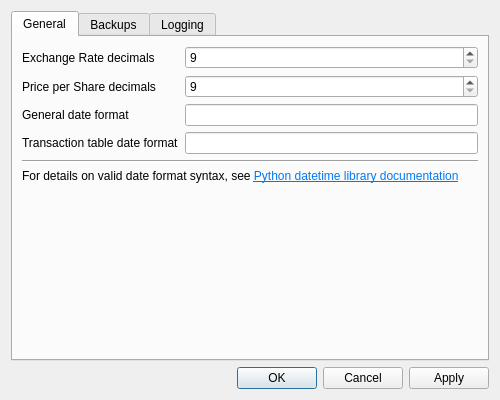
Qt form src/views/ui_files/forms/settings_form.ui (JakubFranek/Kapytal) before a commit.
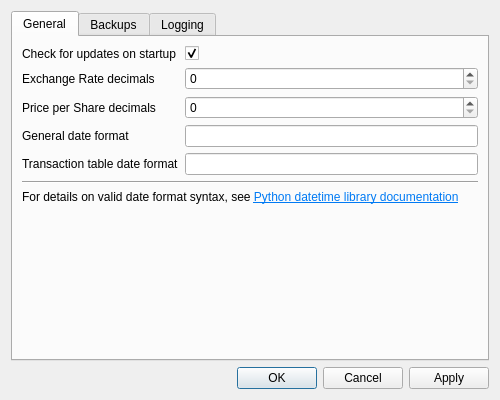
The same form after that commit.

Commit message: Add "check for updates on startup" settings option

Diff of the .ui file:
```diff
--- a/src/views/ui_files/forms/settings_form.ui
+++ b/src/views/ui_files/forms/settings_form.ui
@@ -35,27 +35,27 @@
       <layout class="QVBoxLayout" name="verticalLayout_3">
        <item>
         <layout class="QFormLayout" name="formLayout">
-         <item row="2" column="0">
+         <item row="3" column="0">
           <widget class="QLabel" name="generalDateFormatLabel">
            <property name="text">
             <string>General date format</string>
            </property>
           </widget>
          </item>
-         <item row="2" column="1">
+         <item row="3" column="1">
           <widget class="QLineEdit" name="generalDateFormatLineEdit"/>
          </item>
-         <item row="3" column="0">
+         <item row="4" column="0">
           <widget class="QLabel" name="transactionTableDateFormatLabel">
            <property name="text">
             <string>Transaction table date format</string>
            </property>
           </widget>
          </item>
-         <item row="3" column="1">
+         <item row="4" column="1">
           <widget class="QLineEdit" name="transactionTableDateFormatLineEdit"/>
          </item>
-         <item row="0" column="0">
+         <item row="1" column="0">
           <widget class="QLabel" name="exchangeRateDecimalsLabel">
            <property name="toolTip">
             <string>&lt;html&gt;&lt;head/&gt;&lt;body&gt;&lt;p&gt;Number of decimal places of Exchange Rate spinbox when manually setting Exchange Rate quote in Currencies and Exchange Rates Form.&lt;/p&gt;&lt;/body&gt;&lt;/html&gt;</string>
@@ -65,17 +65,17 @@
            </property>
           </widget>
          </item>
-         <item row="0" column="1">
+         <item row="1" column="1">
           <widget class="QSpinBox" name="exchangeRateDecimalsSpinBox">
            <property name="toolTip">
             <string>&lt;html&gt;&lt;head/&gt;&lt;body&gt;&lt;p&gt;Number of decimal places of Exchange Rate spinbox when manually setting Exchange Rate quote in Currencies and Exchange Rates Form.&lt;/p&gt;&lt;/body&gt;&lt;/html&gt;</string>
            </property>
            <property name="minimum">
-            <number>9</number>
+            <number>0</number>
            </property>
           </widget>
          </item>
-         <item row="1" column="0">
+         <item row="2" column="0">
           <widget class="QLabel" name="pricePerShareDecimalsLabel">
            <property name="toolTip">
             <string>&lt;html&gt;&lt;head/&gt;&lt;body&gt;&lt;p&gt;Number of decimal places of Price per Share spinbox in Security Transaction Dialog.&lt;/p&gt;&lt;/body&gt;&lt;/html&gt;</string>
@@ -85,13 +85,30 @@
            </property>
           </widget>
          </item>
-         <item row="1" column="1">
+         <item row="2" column="1">
           <widget class="QSpinBox" name="pricePerShareDecimalsSpinBox">
            <property name="toolTip">
             <string>&lt;html&gt;&lt;head/&gt;&lt;body&gt;&lt;p&gt;Number of decimal places of Price per Share spinbox in Security Transaction Dialog.&lt;/p&gt;&lt;/body&gt;&lt;/html&gt;</string>
            </property>
            <property name="minimum">
-            <number>9</number>
+            <number>0</number>
+           </property>
+          </widget>
+         </item>
+         <item row="0" column="0">
+          <widget class="QLabel" name="checkForUpdatesLabel">
+           <property name="text">
+            <string>Check for updates on startup</string>
+           </property>
+          </widget>
+         </item>
+         <item row="0" column="1">
+          <widget class="QCheckBox" name="checkforUpdatesCheckBox">
+           <property name="text">
+            <string/>
+           </property>
+           <property name="checked">
+            <bool>true</bool>
            </property>
           </widget>
          </item>
```
The commit also changes 5 other files.
